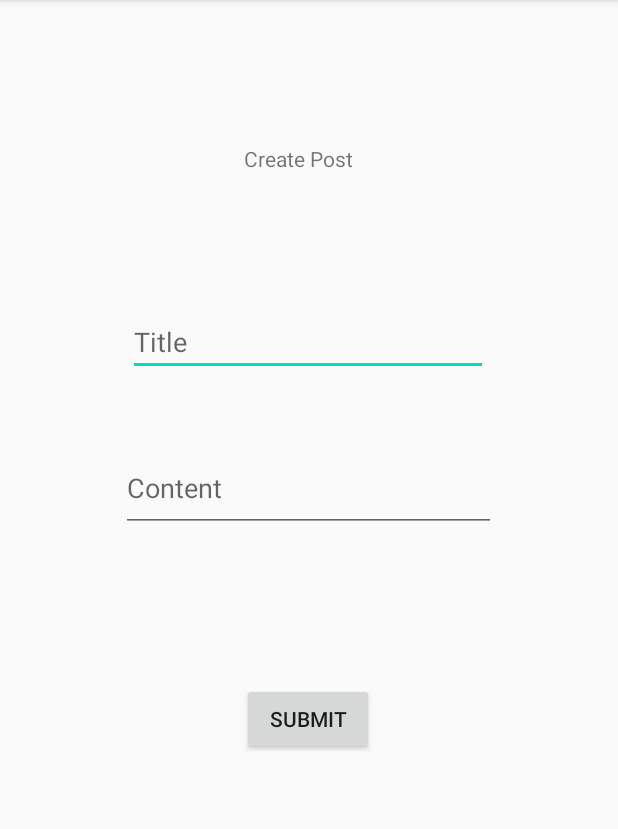
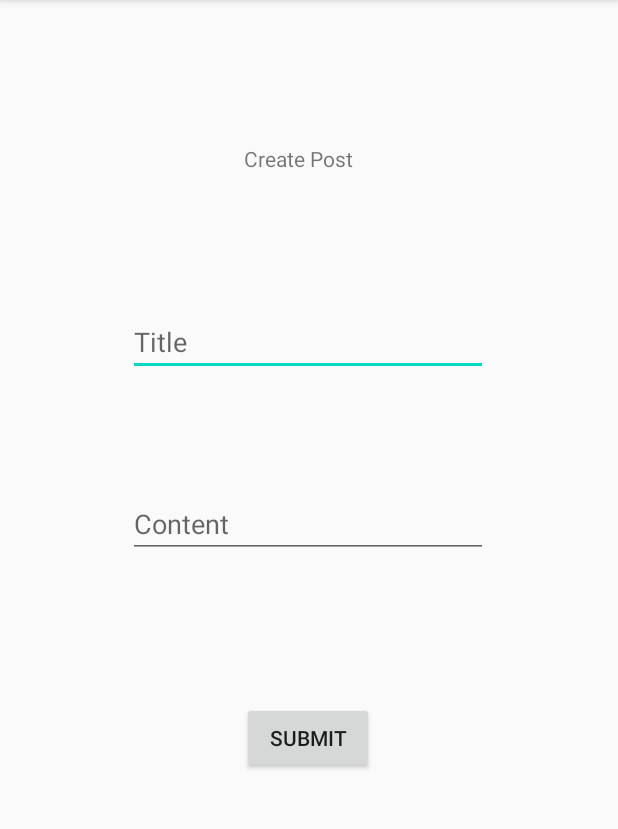
Before and after one commit to sale7268/LearnIt, an Android app: the CreatePostActivity screen opened directly, with no data from a screen before it, on a phone screen of 412 x 824 dp, the part 84-913 px from its top. Run offline under Robolectric (Android 15) with nearby library versions, the phone set to English and light mode, and no system bars; libraries missing offline, so code that uses them is left out: com.parse.

Commit message:
Able to add posts to database now.

```diff
--- a/app/src/main/java/edu/csumb/educationalapp/CreatePostActivity.java
+++ b/app/src/main/java/edu/csumb/educationalapp/CreatePostActivity.java
@@ -6,16 +6,21 @@ import android.content.Intent;
 import android.os.Bundle;
 import android.text.TextUtils;
 import android.view.View;
+import android.widget.Button;
 import android.widget.EditText;
+import android.widget.TextView;
 import android.widget.Toast;
 
+import com.parse.ParseException;
 import com.parse.ParseObject;
 import com.parse.ParseUser;
+import com.parse.SaveCallback;
 
 public class CreatePostActivity extends AppCompatActivity {
 
     EditText etTitle;
     EditText etContent;
+    Button submitButton;
 
     @Override
     protected void onCreate(Bundle savedInstanceState) {
@@ -24,24 +29,29 @@ public class CreatePostActivity extends AppCompatActivity {
 
         etTitle = findViewById(R.id.etTitle);
         etContent = findViewById(R.id.etContent);
-    }
+        submitButton = findViewById(R.id.submitBtn);
 
-    void submitPost(View view){
+        submitButton.setOnClickListener(new View.OnClickListener() {
+            @Override
+            public void onClick(View view) {
+
                 if(TextUtils.isEmpty((etTitle.getText()))) {
                     etTitle.setError("Title is required");
                 } else if(TextUtils.isEmpty((etContent.getText()))) {
                     etContent.setError("Content is required");
                 }else{
                     ParseObject myPost = new ParseObject("Post");
-            myPost.put("title",etTitle.getText().toString().trim());
-            myPost.put("content",etContent.getText().toString().trim());
 
+                    myPost.put("title", etTitle.getText().toString().trim());
+                    myPost.put("content", etContent.getText().toString().trim());
+                    myPost.put("createdBy",ParseUser.getCurrentUser().getUsername());
                     myPost.saveInBackground();
-
-            Toast.makeText(CreatePostActivity.this, "Post was submitted!", Toast.LENGTH_LONG).show();
-
-            Intent intent = new Intent(CreatePostActivity.this, HomeActivity.class);
+                    Toast.makeText(CreatePostActivity.this,"Post was submitted!",Toast.LENGTH_LONG).show();
+                    Intent intent = new Intent(CreatePostActivity.this,HomeActivity.class);
                     startActivity(intent);
+                    finish();
                 }
             }
+        });
     }
+}
--- a/app/src/main/res/layout/activity_create_post.xml
+++ b/app/src/main/res/layout/activity_create_post.xml
@@ -22,13 +22,12 @@
 
     <EditText
         android:id="@+id/etContent"
-        android:layout_width="250dp"
-        android:layout_height="52dp"
-        android:layout_marginTop="52dp"
+        android:layout_width="240dp"
+        android:layout_height="45dp"
+        android:layout_marginTop="76dp"
         android:ems="10"
-        android:gravity="start|top"
         android:hint="Content"
-        android:inputType="textMultiLine"
+        android:inputType="textPersonName"
         app:layout_constraintEnd_toEndOf="parent"
         app:layout_constraintHorizontal_bias="0.496"
         app:layout_constraintStart_toStartOf="parent"
@@ -50,7 +49,6 @@
         android:layout_width="wrap_content"
         android:layout_height="wrap_content"
         android:text="Submit"
-        android:onClick="submitPost"
         app:layout_constraintBottom_toBottomOf="parent"
         app:layout_constraintEnd_toEndOf="parent"
         app:layout_constraintHorizontal_bias="0.498"
```
Lines whose indentation alone changed are shown as unchanged.
